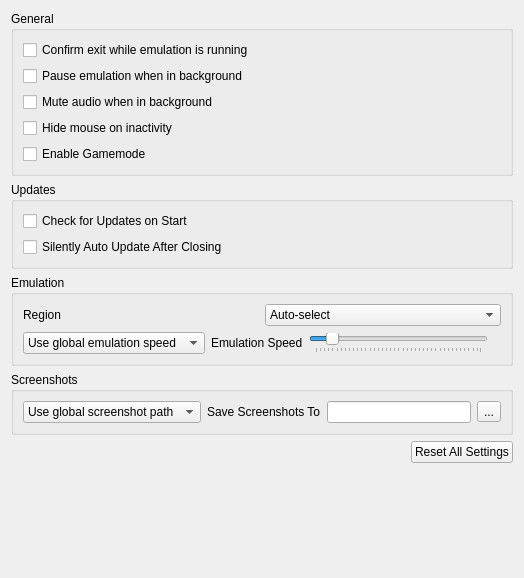
Qt form src/citra_qt/configuration/configure_general.ui (rtiangha/bravely-offline-citra) before a commit.
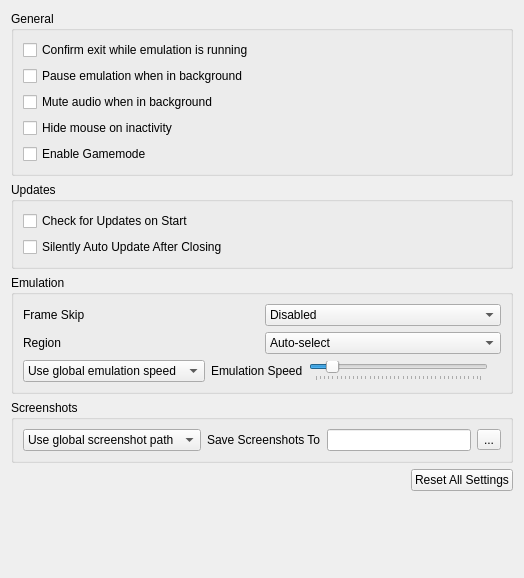
The same form after that commit.

Commit message: Android & PC: Add Frameskip to UI

```diff
--- a/src/citra_qt/configuration/configure_general.ui
+++ b/src/citra_qt/configuration/configure_general.ui
@@ -89,6 +89,58 @@
         <string>Emulation</string>
        </property>
        <layout class="QVBoxLayout" name="verticalLayout_2">
+        <item>
+         <widget class="QWidget" name="widget_frame_skip" native="true">
+          <layout class="QHBoxLayout" name="frameskip_layout">
+           <property name="leftMargin">
+            <number>0</number>
+           </property>
+           <property name="topMargin">
+            <number>0</number>
+           </property>
+           <property name="rightMargin">
+            <number>0</number>
+           </property>
+           <property name="bottomMargin">
+            <number>0</number>
+           </property>
+           <item>
+            <widget class="QLabel" name="frame_skip_label">
+             <property name="toolTip">
+              <string>&lt;html&gt;&lt;head/&gt;&lt;body&gt;&lt;p&gt;The number of frames to skip.&lt;/p&gt;&lt;p&gt;WARNING: Results may vary depending on using the Vulkan or OpenGL renderer. If set too high, the screen may not render at all. Use with caution.&lt;/p&gt;&lt;/body&gt;&lt;/html&gt;</string>
+             </property>
+             <property name="text">
+              <string>Frame Skip</string>
+             </property>
+            </widget>
+           </item>
+           <item>
+            <widget class="QComboBox" name="frame_skip_combobox">
+             <item>
+              <property name="text">
+               <string>Disabled</string>
+              </property>
+             </item>
+             <item>
+              <property name="text">
+               <string>x2</string>
+              </property>
+             </item>
+             <item>
+              <property name="text">
+               <string>x4</string>
+              </property>
+             </item>
+             <item>
+              <property name="text">
+               <string>x8</string>
+              </property>
+             </item>
+            </widget>
+           </item>
+          </layout>
+         </widget>
+        </item>
         <item>
          <widget class="QWidget" name="widget_region" native="true">
           <layout class="QHBoxLayout" name="region_layout">
```
Left out of the diff: 1 changed line with no effect on the pictures. The commit also changes 11 other files.
